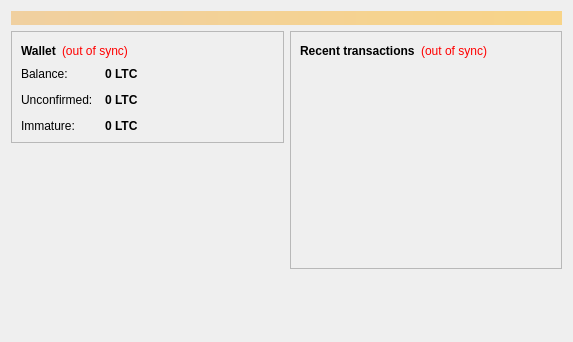
Old version of the form src/qt/forms/overviewpage.ui in the repository tetcoin-legacy/czarcoin.
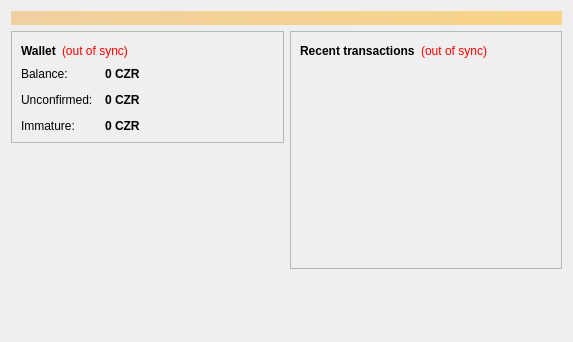
New version of the form.

The edit to the form file:
```diff
--- a/src/qt/forms/overviewpage.ui
+++ b/src/qt/forms/overviewpage.ui
@@ -122,7 +122,7 @@
                <string>Your current balance</string>
               </property>
               <property name="text">
-               <string notr="true">0 LTC</string>
+               <string notr="true">0 CZR</string>
               </property>
               <property name="textInteractionFlags">
                <set>Qt::LinksAccessibleByMouse|Qt::TextSelectableByKeyboard|Qt::TextSelectableByMouse</set>
@@ -151,7 +151,7 @@
                <string>Total of transactions that have yet to be confirmed, and do not yet count toward the current balance</string>
               </property>
               <property name="text">
-               <string notr="true">0 LTC</string>
+               <string notr="true">0 CZR</string>
               </property>
               <property name="textInteractionFlags">
                <set>Qt::LinksAccessibleByMouse|Qt::TextSelectableByKeyboard|Qt::TextSelectableByMouse</set>
@@ -177,7 +177,7 @@
                <string>Mined balance that has not yet matured</string>
               </property>
               <property name="text">
-               <string notr="true">0 LTC</string>
+               <string notr="true">0 CZR</string>
               </property>
               <property name="textInteractionFlags">
                <set>Qt::LinksAccessibleByMouse|Qt::TextSelectableByKeyboard|Qt::TextSelectableByMouse</set>
```
Left out of the diff: 4 changed lines with no effect on the pictures.
